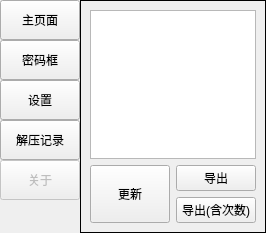
This is ui_v2 原文件.ui in PPJUST/OnlyUnzip as Qt 5 draws it before an edit. The edited form follows.
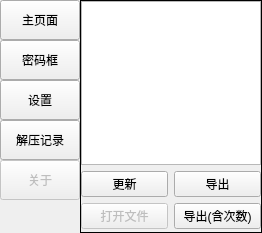
This is the edited form. The open tabs and pages were chosen to show the change.

Commit message: 添加检测遗留临时文件夹功能，添加新的按钮

Patch:
```diff
--- a/ui_v2 原文件.ui
+++ b/ui_v2 原文件.ui
@@ -268,13 +268,28 @@
        </layout>
       </widget>
       <widget class="QWidget" name="page_2">
-       <layout class="QVBoxLayout" name="verticalLayout_2">
+       <layout class="QVBoxLayout" name="verticalLayout">
+        <property name="spacing">
+         <number>6</number>
+        </property>
+        <property name="leftMargin">
+         <number>0</number>
+        </property>
+        <property name="topMargin">
+         <number>0</number>
+        </property>
+        <property name="rightMargin">
+         <number>0</number>
+        </property>
+        <property name="bottomMargin">
+         <number>3</number>
+        </property>
         <item>
          <widget class="QPlainTextEdit" name="text_password"/>
         </item>
         <item>
-         <layout class="QHBoxLayout" name="horizontalLayout_4">
-          <item>
+         <layout class="QGridLayout" name="gridLayout_2">
+          <item row="0" column="0">
            <widget class="QPushButton" name="button_update_password">
             <property name="sizePolicy">
              <sizepolicy hsizetype="Minimum" vsizetype="Minimum">
@@ -287,16 +302,24 @@
             </property>
            </widget>
           </item>
-          <item>
-           <layout class="QVBoxLayout" name="verticalLayout">
-            <item>
+          <item row="0" column="1">
              <widget class="QPushButton" name="button_export_password">
               <property name="text">
                <string>导出</string>
               </property>
              </widget>
             </item>
-            <item>
+          <item row="1" column="0">
+           <widget class="QPushButton" name="button_open_password">
+            <property name="enabled">
+             <bool>false</bool>
+            </property>
+            <property name="text">
+             <string>打开文件</string>
+            </property>
+           </widget>
+          </item>
+          <item row="1" column="1">
              <widget class="QPushButton" name="button_export_password_with_number">
               <property name="text">
                <string>导出(含次数)</string>
@@ -306,8 +329,6 @@
            </layout>
           </item>
          </layout>
-        </item>
-       </layout>
       </widget>
       <widget class="QWidget" name="page_3">
        <layout class="QVBoxLayout" name="verticalLayout_4">
```
Left out of the diff: 28 changed lines with no effect on the pictures. Lines whose indentation alone changed are shown as unchanged. The commit also changes 2 other files.
